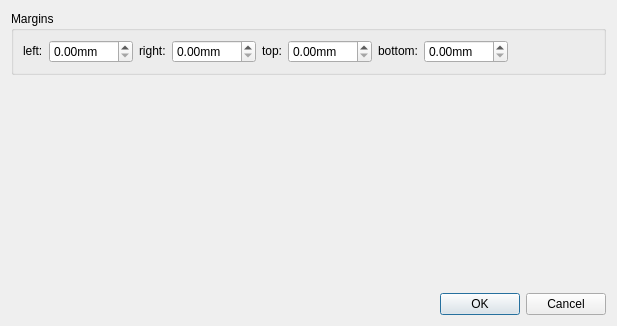
Qt form mscore/mscore/boxproperties.ui (musescore/musescore-old) before a commit.
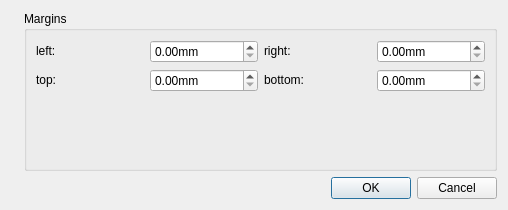
The same form after that commit. Icons and pictures are not drawn.

What changed in the file:
```diff
--- a/mscore/mscore/boxproperties.ui
+++ b/mscore/mscore/boxproperties.ui
@@ -8,14 +8,34 @@
    <rect>
     <x>0</x>
     <y>0</y>
-    <width>617</width>
-    <height>326</height>
+    <width>508</width>
+    <height>210</height>
    </rect>
   </property>
   <property name="windowTitle" >
    <string>MuseScore: Frame Properties</string>
   </property>
-  <layout class="QVBoxLayout" >
+  <layout class="QVBoxLayout" name="verticalLayout_2" >
+   <item>
+    <layout class="QHBoxLayout" name="horizontalLayout" >
+     <item>
+      <widget class="QLabel" name="label_5" >
+       <property name="sizePolicy" >
+        <sizepolicy vsizetype="Ignored" hsizetype="Fixed" >
+         <horstretch>0</horstretch>
+         <verstretch>0</verstretch>
+        </sizepolicy>
+       </property>
+       <property name="text" >
+        <string/>
+       </property>
+       <property name="pixmap" >
+        <pixmap resource="mscore.qrc" >:/data/bg1.jpg</pixmap>
+       </property>
+      </widget>
+     </item>
+     <item>
+      <layout class="QVBoxLayout" name="verticalLayout" >
    <item>
     <widget class="QGroupBox" name="groupBox" >
      <property name="title" >
@@ -24,8 +44,8 @@
      <property name="flat" >
       <bool>true</bool>
      </property>
-     <layout class="QHBoxLayout" >
-      <item>
+         <layout class="QGridLayout" name="gridLayout" >
+          <item row="0" column="0" >
        <widget class="QLabel" name="label" >
         <property name="sizePolicy" >
          <sizepolicy vsizetype="Fixed" hsizetype="Preferred" >
@@ -38,7 +58,39 @@
         </property>
        </widget>
       </item>
-      <item>
+          <item row="0" column="4" >
+           <widget class="QDoubleSpinBox" name="rightMargin" >
+            <property name="sizePolicy" >
+             <sizepolicy vsizetype="Fixed" hsizetype="Preferred" >
+              <horstretch>0</horstretch>
+              <verstretch>0</verstretch>
+             </sizepolicy>
+            </property>
+            <property name="suffix" >
+             <string>mm</string>
+            </property>
+            <property name="maximum" >
+             <double>999.990000000000009</double>
+            </property>
+           </widget>
+          </item>
+          <item row="1" column="4" >
+           <widget class="QDoubleSpinBox" name="bottomMargin" >
+            <property name="sizePolicy" >
+             <sizepolicy vsizetype="Fixed" hsizetype="Preferred" >
+              <horstretch>0</horstretch>
+              <verstretch>0</verstretch>
+             </sizepolicy>
+            </property>
+            <property name="suffix" >
+             <string>mm</string>
+            </property>
+            <property name="maximum" >
+             <double>999.990000000000009</double>
+            </property>
+           </widget>
+          </item>
+          <item row="0" column="1" >
        <widget class="QDoubleSpinBox" name="leftMargin" >
         <property name="sizePolicy" >
          <sizepolicy vsizetype="Fixed" hsizetype="Preferred" >
@@ -54,7 +106,7 @@
         </property>
        </widget>
       </item>
-      <item>
+          <item row="0" column="2" >
        <widget class="QLabel" name="label_2" >
         <property name="sizePolicy" >
          <sizepolicy vsizetype="Fixed" hsizetype="Preferred" >
@@ -67,36 +119,7 @@
         </property>
        </widget>
       </item>
-      <item>
-       <widget class="QDoubleSpinBox" name="rightMargin" >
-        <property name="sizePolicy" >
-         <sizepolicy vsizetype="Fixed" hsizetype="Preferred" >
-          <horstretch>0</horstretch>
-          <verstretch>0</verstretch>
-         </sizepolicy>
-        </property>
-        <property name="suffix" >
-         <string>mm</string>
-        </property>
-        <property name="maximum" >
-         <double>999.990000000000009</double>
-        </property>
-       </widget>
-      </item>
-      <item>
-       <widget class="QLabel" name="label_3" >
-        <property name="sizePolicy" >
-         <sizepolicy vsizetype="Fixed" hsizetype="Preferred" >
-          <horstretch>0</horstretch>
-          <verstretch>0</verstretch>
-         </sizepolicy>
-        </property>
-        <property name="text" >
-         <string>top:</string>
-        </property>
-       </widget>
-      </item>
-      <item>
+          <item row="1" column="1" >
        <widget class="QDoubleSpinBox" name="topMargin" >
         <property name="sizePolicy" >
          <sizepolicy vsizetype="Fixed" hsizetype="Preferred" >
@@ -112,7 +135,7 @@
         </property>
        </widget>
       </item>
-      <item>
+          <item row="1" column="2" >
        <widget class="QLabel" name="label_4" >
         <property name="sizePolicy" >
          <sizepolicy vsizetype="Fixed" hsizetype="Preferred" >
@@ -125,44 +148,25 @@
         </property>
        </widget>
       </item>
-      <item>
-       <widget class="QDoubleSpinBox" name="bottomMargin" >
+          <item row="1" column="0" >
+           <widget class="QLabel" name="label_3" >
         <property name="sizePolicy" >
          <sizepolicy vsizetype="Fixed" hsizetype="Preferred" >
           <horstretch>0</horstretch>
           <verstretch>0</verstretch>
          </sizepolicy>
         </property>
-        <property name="suffix" >
-         <string>mm</string>
-        </property>
-        <property name="maximum" >
-         <double>999.990000000000009</double>
-        </property>
-       </widget>
-      </item>
-      <item>
-       <spacer>
-        <property name="orientation" >
-         <enum>Qt::Horizontal</enum>
-        </property>
-        <property name="sizeHint" >
-         <size>
-          <width>40</width>
-          <height>20</height>
-         </size>
-        </property>
-       </spacer>
-      </item>
-     </layout>
-    </widget>
-   </item>
-   <item>
-    <spacer>
+            <property name="text" >
+             <string>top:</string>
+            </property>
+           </widget>
+          </item>
+          <item row="2" column="1" >
+           <spacer name="verticalSpacer" >
      <property name="orientation" >
       <enum>Qt::Vertical</enum>
      </property>
-     <property name="sizeHint" >
+            <property name="sizeHint" stdset="0" >
       <size>
        <width>20</width>
        <height>40</height>
@@ -170,17 +174,24 @@
      </property>
     </spacer>
    </item>
+         </layout>
+        </widget>
+       </item>
    <item>
     <widget class="QDialogButtonBox" name="dialogButtonBox" >
      <property name="orientation" >
       <enum>Qt::Horizontal</enum>
      </property>
      <property name="standardButtons" >
-      <set>QDialogButtonBox::Cancel|QDialogButtonBox::NoButton|QDialogButtonBox::Ok</set>
+          <set>QDialogButtonBox::Cancel|QDialogButtonBox::Ok</set>
      </property>
     </widget>
    </item>
   </layout>
+     </item>
+    </layout>
+   </item>
+  </layout>
  </widget>
  <resources/>
  <connections>
```
Left out of the diff: 4 changed lines with no effect on the pictures. Lines whose indentation alone changed are shown as unchanged.
